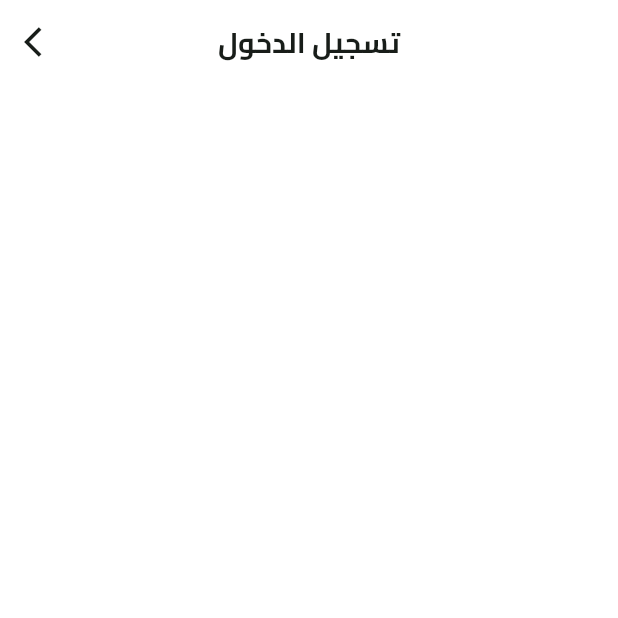
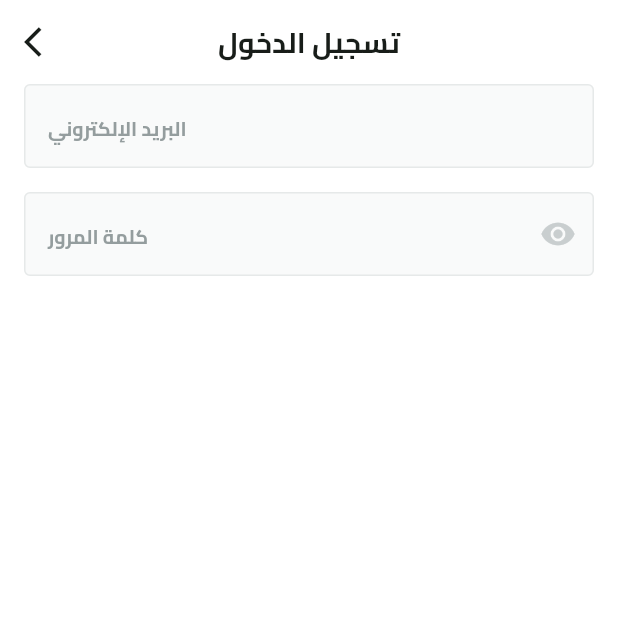
Before and after one commit to yousefmohamed35/Fruits, a Flutter app: the screen it shows after launch, after a tap on "تخط", on a phone screen of 412 x 824 dp, the top half of it. Run offline on Flutter 3.47's test engine with Material 3 defaults, Android fonts, the phone set to English and light mode, and no system bars; our stand-ins replace animate_do, dots_indicator, get_it, go_router, shared_preferences; missing offline and left inert: svg_flutter.

Commit message:
Refactor LoginView and LoginViewBody to include form fields for email and password

```diff
--- /dev/null
+++ b/lib/core/widgets/custom_text_form_field.dart
@@ -0,0 +1,37 @@
+import 'package:flutter/material.dart';
+import 'package:fruiteapp/core/utils/app_text_styles.dart';
+
+class CustomTextFormField extends StatelessWidget {
+  const CustomTextFormField({
+    super.key,
+    required this.hintText,
+    required this.keyboardType,
+    this.suffixIcon,
+  });
+  final String hintText;
+  final TextInputType keyboardType;
+  final Widget? suffixIcon;
+  @override
+  Widget build(BuildContext context) {
+    return TextFormField(
+      keyboardType: keyboardType,
+      decoration: InputDecoration(
+        suffixIcon: suffixIcon,
+        hintText: hintText,
+        hintStyle: TextStyles.bold13.copyWith(color: const Color(0xff949D9E)),
+        filled: true,
+        fillColor: const Color(0xffF9FAFA),
+        border: buildBorder(),
+        enabledBorder: buildBorder(),
+        focusedBorder: buildBorder(),
+      ),
+    );
+  }
+
+  OutlineInputBorder buildBorder() {
+    return OutlineInputBorder(
+      borderRadius: BorderRadius.circular(4),
+      borderSide: const BorderSide(color: Color(0xffE6E9E9)),
+    );
+  }
+}
--- a/lib/features/Auth/presentation/views/login_view.dart
+++ b/lib/features/Auth/presentation/views/login_view.dart
@@ -1,12 +1,16 @@
 import 'package:flutter/material.dart';
 
 import '../../../../core/widgets/build_app_bar.dart';
+import 'widgets/login_view_body.dart';
 
 class LoginView extends StatelessWidget {
   const LoginView({super.key});
 
   @override
   Widget build(BuildContext context) {
-    return Scaffold(appBar: buildAppBar(context, title: 'تسجيل الدخول'));
+    return Scaffold(
+      appBar: buildAppBar(context, title: 'تسجيل الدخول'),
+      body: const LoginViewBody(),
+    );
   }
 }
--- a/lib/features/Auth/presentation/views/widgets/login_view_body.dart
+++ b/lib/features/Auth/presentation/views/widgets/login_view_body.dart
@@ -1,10 +1,35 @@
 import 'package:flutter/material.dart';
+import 'package:fruiteapp/core/widgets/custom_text_form_field.dart';
 
 class LoginViewBody extends StatelessWidget {
   const LoginViewBody({super.key});
 
   @override
   Widget build(BuildContext context) {
-    return SingleChildScrollView(child: Column());
+    return SingleChildScrollView(
+      child: Padding(
+        padding: const EdgeInsets.symmetric(horizontal: 16.0),
+        child: Column(
+          children: [
+            CustomTextFormField(
+              hintText: 'البريد الإلكتروني',
+              keyboardType: TextInputType.emailAddress,
+            ),
+            const SizedBox(height: 16),
+            CustomTextFormField(
+              hintText: 'كلمة المرور',
+              keyboardType: TextInputType.visiblePassword,
+              suffixIcon: IconButton(
+                onPressed: () {},
+                icon: const Icon(
+                  Icons.remove_red_eye,
+                  color: Color(0xffC9CECF),
+                ),
+              ),
+            ),
+          ],
+        ),
+      ),
+    );
   }
 }
```
